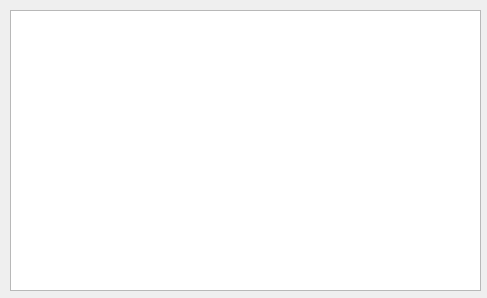
Qt form IDE/GUI/widgets/VHDLGen/rectclicked.ui (AbyssAbbeba/MDS-picoblaze-AVR-ide) before a commit.
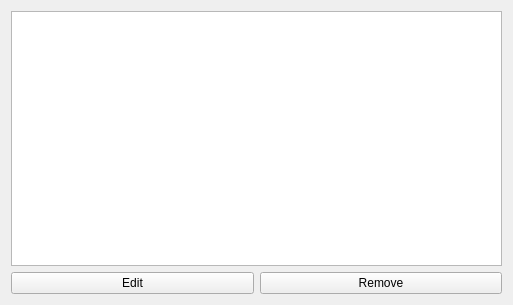
The same form after that commit.

What changed in the file:
```diff
--- a/IDE/GUI/widgets/VHDLGen/rectclicked.ui
+++ b/IDE/GUI/widgets/VHDLGen/rectclicked.ui
@@ -6,23 +6,32 @@
    <rect>
     <x>0</x>
     <y>0</y>
-    <width>487</width>
-    <height>298</height>
+    <width>513</width>
+    <height>305</height>
    </rect>
   </property>
   <property name="windowTitle">
    <string>Form</string>
   </property>
-  <widget class="QTextEdit" name="textInfo">
-   <property name="geometry">
-    <rect>
-     <x>10</x>
-     <y>10</y>
-     <width>471</width>
-     <height>281</height>
-    </rect>
-   </property>
-  </widget>
+  <layout class="QGridLayout" name="gridLayout">
+   <item row="1" column="0">
+    <widget class="QPushButton" name="pushEditInfo">
+     <property name="text">
+      <string>Edit</string>
+     </property>
+    </widget>
+   </item>
+   <item row="1" column="1">
+    <widget class="QPushButton" name="pushRemove">
+     <property name="text">
+      <string>Remove</string>
+     </property>
+    </widget>
+   </item>
+   <item row="0" column="0" colspan="2">
+    <widget class="QTextEdit" name="textInfo"/>
+   </item>
+  </layout>
  </widget>
  <resources/>
  <connections/>
```
